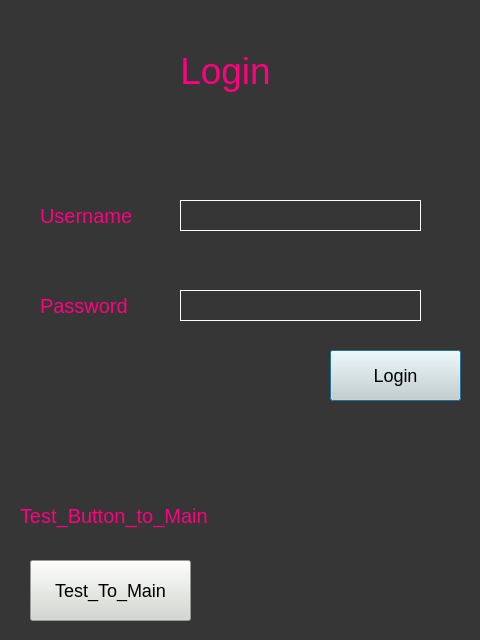
Old version of the form login.ui in the repository dcfox2847/smsSpam.
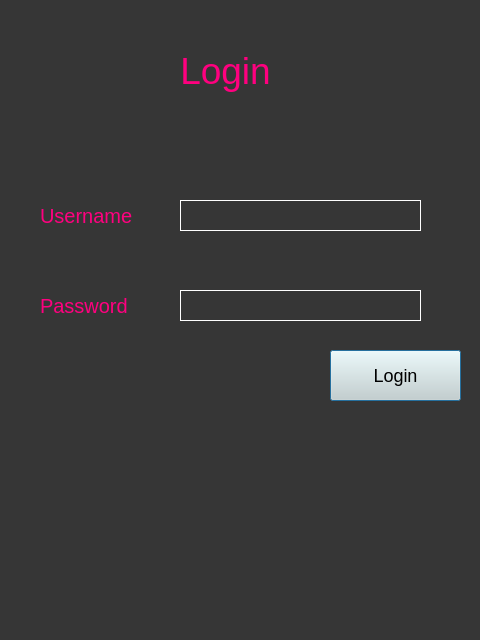
New version of the form.

The edit to the form file:
```diff
--- a/login.ui
+++ b/login.ui
@@ -133,40 +133,6 @@
     <string>Login</string>
    </property>
   </widget>
-  <widget class="QLabel" name="test_label">
-   <property name="geometry">
-    <rect>
-     <x>20</x>
-     <y>500</y>
-     <width>201</width>
-     <height>31</height>
-    </rect>
-   </property>
-   <property name="styleSheet">
-    <string notr="true">font-size:15pt;
-color: #ff007f;</string>
-   </property>
-   <property name="text">
-    <string>Test_Button_to_Main</string>
-   </property>
-  </widget>
-  <widget class="QPushButton" name="test_button">
-   <property name="geometry">
-    <rect>
-     <x>30</x>
-     <y>560</y>
-     <width>161</width>
-     <height>61</height>
-    </rect>
-   </property>
-   <property name="styleSheet">
-    <string notr="true">background-color: rgb(211, 215, 207);
-font-size: 18px;</string>
-   </property>
-   <property name="text">
-    <string>Test_To_Main</string>
-   </property>
-  </widget>
  </widget>
  <resources/>
  <connections/>
```
